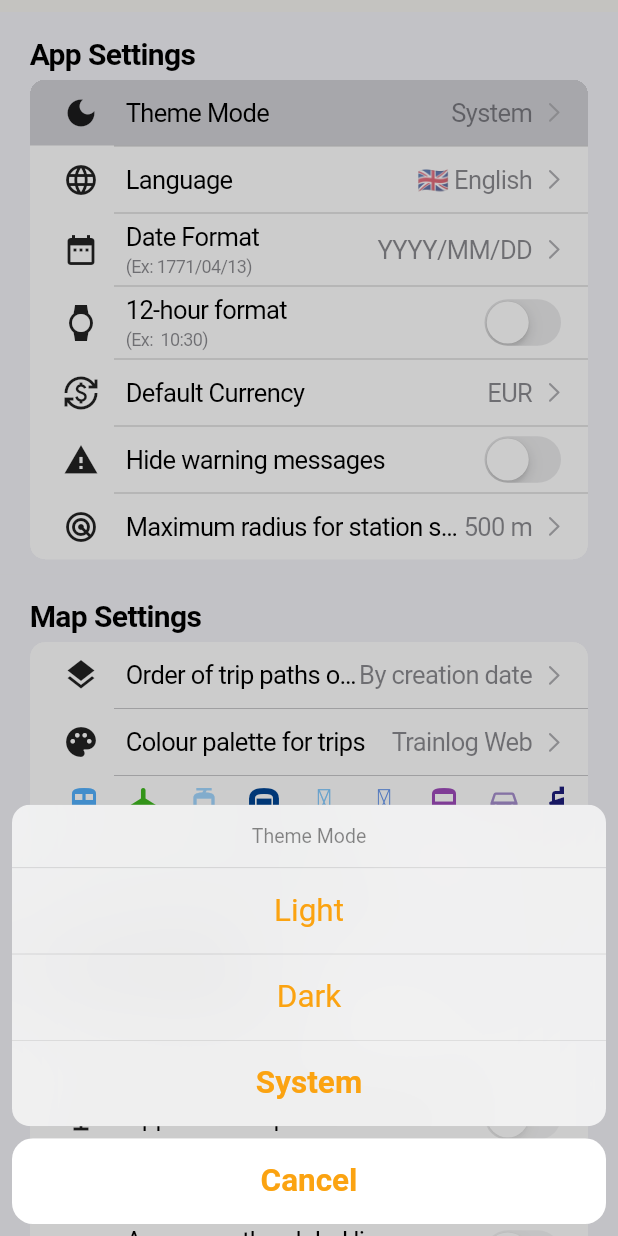
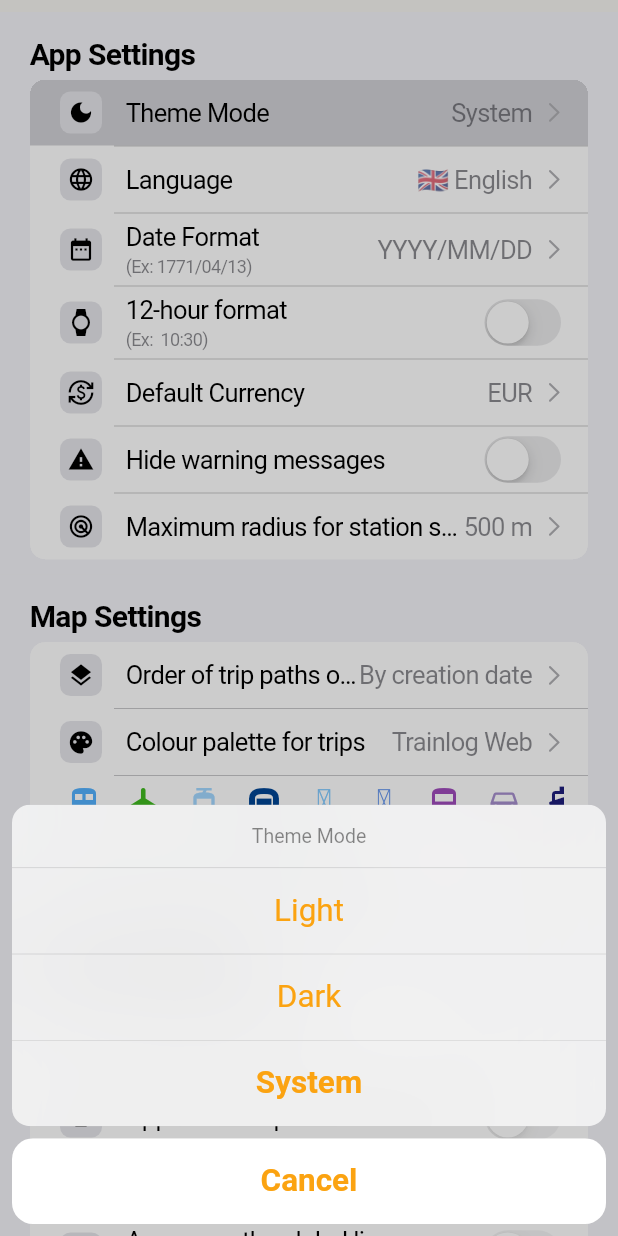
Before and after one commit to simeoncapy/trainlog-app, a Flutter app: the SettingsCupertinoPage widget shown alone on an empty page, opened directly, after a tap on "Theme Mode", on a phone screen of 412 x 824 dp. Run offline on Flutter 3.47's test engine with Material 3 defaults, Android fonts, the phone set to English and light mode, and no system bars; our stand-ins replace cookie_jar, country_picker, csv, diacritic, dio, dio_cookie_manager and 20 more; missing offline and left inert: const_date_time, currency_picker, duration, flutter_inappwebview, geodesy, google_polyline_algorithm and 6 more; accounts and stored records are empty; generated files the repository leaves out were written again; network calls fail; statements that could not run were skipped; project files that could hold a hidden picture were left out.

Commit message:
Fix icon badge color and dropdown overflow in settings
- Replace per-item icon colors with a single adaptive neutral badge:
  light grey (#E5E5EA) in light mode, dark grey (#3A3A3C) in dark mode,
  matching the screenshot. Applied to both Android and iOS.
- On iOS, CupertinoColors.systemGrey5/label resolve automatically.
- Fix RenderFlex overflow on inlineDropdown: pass expanded:true so the
  DropdownButton fills the ListTile title width instead of overflowing.

https://claude.ai/code/session_01PiXjLuAv7kWXpK4iJCvAsv

```diff
--- a/lib/features/settings/settings_blueprint.dart
+++ b/lib/features/settings/settings_blueprint.dart
@@ -1,5 +1,5 @@
 import 'package:flutter/foundation.dart';
-import 'package:flutter/material.dart' show Icons, ThemeMode, MaterialLocalizations, showLicensePage, Colors; // only for ThemeMode type
+import 'package:flutter/material.dart' show Icons, ThemeMode, MaterialLocalizations, showLicensePage; // only for ThemeMode type
 import 'package:flutter/widgets.dart';
 import 'package:trainlog_app/l10n/app_localizations.dart';
 import 'package:trainlog_app/features/trainlog/egg.dart';
@@ -29,14 +29,12 @@ class SettingsSectionSpec {
 
 sealed class SettingsItemSpec {
   final IconData icon;
-  final Color? iconColor;
   final String title;
   final String? subtitle;
   final bool enabled;
 
   const SettingsItemSpec({
     required this.icon,
-    this.iconColor,
     required this.title,
     this.subtitle,
     this.enabled = true,
@@ -49,7 +47,6 @@ class SettingsToggleSpec extends SettingsItemSpec {
 
   const SettingsToggleSpec({
     required super.icon,
-    super.iconColor,
     required super.title,
     super.subtitle,
     super.enabled,
@@ -76,7 +73,6 @@ class SettingsChoiceSpec<T> extends SettingsItemSpec {
 
   const SettingsChoiceSpec({
     required super.icon,
-    super.iconColor,
     required super.title,
     super.subtitle,
     super.enabled,
@@ -94,7 +90,6 @@ class SettingsCurrencySpec extends SettingsItemSpec {
 
   const SettingsCurrencySpec({
     required super.icon,
-    super.iconColor,
     required super.title,
     super.subtitle,
     super.enabled,
@@ -108,7 +103,6 @@ class SettingsButtonActionSpec extends SettingsItemSpec {
 
   const SettingsButtonActionSpec({
     required super.icon,
-    super.iconColor,
     required super.title,
     super.subtitle,
     super.enabled,
@@ -122,7 +116,6 @@ class SettingsVersionSpec extends SettingsItemSpec {
 
   const SettingsVersionSpec({
     required super.icon,
-    super.iconColor,
     required super.title,
     super.subtitle,
     super.enabled,
@@ -137,7 +130,6 @@ class SettingsStringSpec extends SettingsItemSpec {
 
   const SettingsStringSpec({
     required super.icon,
-    super.iconColor,
     required super.title,
     super.subtitle,
     super.enabled,
@@ -257,28 +249,6 @@ List<SettingsSectionSpec> buildSettingsBlueprint({
   final iconResetOnboarding = AdaptiveIcons.refresh;
   final iconLicenses = AdaptiveIcons.license;
 
-  // --- ICON COLORS (Material only; Cupertino ignores them) ---
-  const colorTheme = Color(0xFF7C3AED);       // purple
-  const colorLanguage = Color(0xFFEA580C);    // orange
-  const colorDateFormat = Color(0xFF0891B2);  // cyan
-  const colorHourFormat = Color(0xFF6B7280);  // grey
-  const colorCurrency = Color(0xFF16A34A);    // green
-  const colorHideWarning = Color(0xFFD97706); // amber
-  const colorRadius = Color(0xFF2563EB);      // blue
-  const colorPathOrder = Color(0xFF4F46E5);   // indigo
-  const colorPalette = Color(0xFF0D9488);     // teal
-  const colorUserMarker = Color(0xFF2563EB);  // blue
-  const colorVisibility = Color(0xFF2563EB);  // blue
-  const colorLeaderboard = Color(0xFFEA580C); // orange
-  const colorFriendSearch = Color(0xFF7C3AED); // purple
-  const colorAppearGlobal = Color(0xFF0891B2); // cyan
-  const colorCache = Color(0xFFEA580C);       // orange
-  const colorDeleteAccount = Color(0xFFDC2626); // red
-  const colorVersion = Color(0xFF6B7280);     // grey
-  const colorInstance = Color(0xFF0891B2);    // cyan
-  const colorLicenses = Color(0xFF6B7280);    // grey
-  const colorDebug = Color(0xFFD97706);       // amber
-
   //final cacheLabel = l10n.settingsCache(formatNumber(context, vm.totalCacheSize));
   vm.setVisibilityHelperText(l10n); // Refresh helper text if the language has changed
 
@@ -288,7 +258,6 @@ List<SettingsSectionSpec> buildSettingsBlueprint({
       items: [
         SettingsChoiceSpec<ThemeMode>(
           icon: iconTheme,
-          iconColor: colorTheme,
           title: l10n.settingsThemeMode,
           value: settings.themeMode,
           options: themeOptions,
@@ -300,7 +269,6 @@ List<SettingsSectionSpec> buildSettingsBlueprint({
         ),
         SettingsChoiceSpec<String>(
           icon: iconLanguage,
-          iconColor: colorLanguage,
           title: l10n.settingsLanguage,
           value: settings.locale.languageCode,
           options: languages,
@@ -314,7 +282,6 @@ List<SettingsSectionSpec> buildSettingsBlueprint({
         ),
         SettingsChoiceSpec<String>(
           icon: iconDateFormat,
-          iconColor: colorDateFormat,
           title: l10n.settingsDateFormat,
           subtitle: '(${l10n.settingsExampleShort} ${formatDateTime(context, trevithickBirth, hasTime: false)})',
           value: settings.dateFormat,
@@ -327,7 +294,6 @@ List<SettingsSectionSpec> buildSettingsBlueprint({
         ),
         SettingsToggleSpec(
           icon: iconHourFormat,
-          iconColor: colorHourFormat,
           title: l10n.settingsHourFormat12,
           subtitle: '(${l10n.settingsExampleShort} ${formatDateTime(context, DateTime.now(), timeOnly: true)})',
           value: settings.hourFormat12,
@@ -335,7 +301,6 @@ List<SettingsSectionSpec> buildSettingsBlueprint({
         ),
         SettingsCurrencySpec(
           icon: iconCurrency,
-          iconColor: colorCurrency,
           title: l10n.settingsCurrency,
           currencyCode: settings.currency,
           onPick: () {
@@ -344,14 +309,12 @@ List<SettingsSectionSpec> buildSettingsBlueprint({
         ),
         SettingsToggleSpec(
           icon: iconHideWarning,
-          iconColor: colorHideWarning,
           title: l10n.settingsHideWarningMessage,
           value: settings.hideWarningMessage,
           onChanged: settings.setHideWarningMessage,
         ),
         SettingsChoiceSpec<int>(
           icon: iconRadius,
-          iconColor: colorRadius,
           title: l10n.settingsSprRadius,
           value: settings.sprRadius,
           options: radiusOptions,
@@ -369,7 +332,6 @@ List<SettingsSectionSpec> buildSettingsBlueprint({
       items: [
         SettingsChoiceSpec<PathDisplayOrder>(
           icon: iconPathOrder,
-          iconColor: colorPathOrder,
           title: l10n.settingsMapPathDisplayOrder,
           value: settings.pathDisplayOrder,
           options: orderOptions,
@@ -383,7 +345,6 @@ List<SettingsSectionSpec> buildSettingsBlueprint({
         ),
         SettingsChoiceSpec<MapColorPalette>(
           icon: iconPalette,
-          iconColor: colorPalette,
           title: l10n.settingsMapColorPalette,
           value: settings.mapColorPalette,
           options: paletteOptions,
@@ -400,7 +361,6 @@ List<SettingsSectionSpec> buildSettingsBlueprint({
         ),
         SettingsToggleSpec(
           icon: iconUserMarker,
-          iconColor: colorUserMarker,
           title: l10n.settingsDisplayUserMarker,
           value: settings.mapDisplayUserLocationMarker,
           onChanged: settings.setMapDisplayUserLocationMarker,
@@ -413,7 +373,6 @@ List<SettingsSectionSpec> buildSettingsBlueprint({
       items: [
         SettingsChoiceSpec<int>(
           icon: iconVisibility,
-          iconColor: colorVisibility,
           title: l10n.settingsAccountVisibility,
           //subtitle: vm.accountVisibilityHelperText.isEmpty ? null : vm.accountVisibilityHelperText,
           enabled: vm.accountVisibility != null,
@@ -429,7 +388,6 @@ List<SettingsSectionSpec> buildSettingsBlueprint({
         SettingsTextSpec(title: vm.accountVisibilityHelperText.isEmpty ? "" : vm.accountVisibilityHelperText),
         SettingsToggleSpec(
           icon: iconLeaderboard,
-          iconColor: colorLeaderboard,
           title: l10n.settingsAccountLeaderboard,
           enabled: vm.accountLeaderboard != null,
           value: vm.accountLeaderboard ?? false,
@@ -439,7 +397,6 @@ List<SettingsSectionSpec> buildSettingsBlueprint({
         ),
         SettingsToggleSpec(
           icon: iconFriendSearch,
-          iconColor: colorFriendSearch,
           title: l10n.settingsAccountFriendSearch,
           enabled: vm.accountFriendSearch != null,
           value: vm.accountFriendSearch ?? false,
@@ -449,7 +406,6 @@ List<SettingsSectionSpec> buildSettingsBlueprint({
         ),
         SettingsToggleSpec(
           icon: iconAppearGlobal,
-          iconColor: colorAppearGlobal,
           title: l10n.settingsAccountAppearGlobal,
           subtitle: l10n.settingsAccountAppearGlobalSubtitle,
           enabled: vm.accountAppearGlobal != null,
@@ -466,7 +422,6 @@ List<SettingsSectionSpec> buildSettingsBlueprint({
       items: [
         SettingsButtonActionSpec(
           icon: iconCache,
-          iconColor: colorCache,
           title: vm.cacheSizeLabel(l10n, context),
           enabled: vm.totalCacheSize > 0,
           button: AdaptiveButton.build(
@@ -480,7 +435,6 @@ List<SettingsSectionSpec> buildSettingsBlueprint({
         ),
         SettingsButtonActionSpec(
           icon: iconDelete,
-          iconColor: colorDeleteAccount,
           title: l10n.settingsDeleteAccount,
           button: AdaptiveButton.build(
             context: context,
@@ -498,7 +452,6 @@ List<SettingsSectionSpec> buildSettingsBlueprint({
       items: [
         SettingsStringSpec(
           icon: iconInstance,
-          iconColor: colorInstance,
           title: l10n.settingsInstanceUrl,
           value: trainlog.instanceUrl,
           onTap: () {
@@ -511,7 +464,6 @@ List<SettingsSectionSpec> buildSettingsBlueprint({
         ),
         SettingsVersionSpec(
           icon: iconVersion,
-          iconColor: colorVersion,
           title: l10n.appVersion,
           versionFuture: vm.getVersionString,
           onTap: () {
@@ -526,7 +478,6 @@ List<SettingsSectionSpec> buildSettingsBlueprint({
         ),
         SettingsButtonActionSpec(
           icon: iconLicenses,
-          iconColor: colorLicenses,
           title: l10n.settingsLicenses,
           button: AdaptiveButton.build(
             context: context,
@@ -547,7 +498,6 @@ List<SettingsSectionSpec> buildSettingsBlueprint({
         if (kDebugMode)
           SettingsButtonActionSpec(
             icon: iconResetOnboarding,
-            iconColor: colorDebug,
             title: "Reset Onboarding (debug)",
             button: AdaptiveButton.build(
               context: context,
@@ -562,7 +512,6 @@ List<SettingsSectionSpec> buildSettingsBlueprint({
         if (kDebugMode)
           SettingsButtonActionSpec(
             icon: iconResetOnboarding,
-            iconColor: colorDeleteAccount,
             title: "Throw Test Exception",
             button: AdaptiveButton.build(
               context: context,
--- a/lib/features/settings/settings_cupertino_page.dart
+++ b/lib/features/settings/settings_cupertino_page.dart
@@ -216,13 +216,28 @@ class _SettingsCupertinoPageState extends State<SettingsCupertinoPage> {
     );
   }
 
+  // Neutral rounded-square icon badge, adapts to light/dark via CupertinoColors.
+  Widget _iconSquare(BuildContext context, IconData icon) {
+    final bg = CupertinoColors.systemGrey5.resolveFrom(context);
+    final fg = CupertinoColors.label.resolveFrom(context);
+    return Container(
+      width: 32,
+      height: 32,
+      decoration: BoxDecoration(
+        color: bg,
+        borderRadius: BorderRadius.circular(7),
+      ),
+      child: Icon(icon, color: fg, size: 18),
+    );
+  }
+
   Widget _buildCupertinoItem(SettingsItemSpec item) {
     // --- Toggle ---
     if (item is SettingsToggleSpec) {
       final canChange = item.enabled && item.onChanged != null;
 
       return CupertinoListTile(
-        leading: Icon(item.icon),
+        leading: _iconSquare(context, item.icon),
         title: Text(item.title),
         subtitle: item.subtitle == null ? null : Text(item.subtitle!),
         trailing: CupertinoSwitch(
@@ -250,7 +265,7 @@ class _SettingsCupertinoPageState extends State<SettingsCupertinoPage> {
       }();
 
       return CupertinoListTile(
-        leading: Icon(item.icon),
+        leading: _iconSquare(context, item.icon),
         title: Text(item.title),
         subtitle: item.subtitle == null ? null : Text(item.subtitle!),
         additionalInfo: ConstrainedBox(
@@ -269,7 +284,7 @@ class _SettingsCupertinoPageState extends State<SettingsCupertinoPage> {
     // --- Currency (push iOS currency picker page) ---
     if (item is SettingsCurrencySpec) {
       return CupertinoListTile(
-        leading: Icon(item.icon),
+        leading: _iconSquare(context, item.icon),
         title: Text(item.title),
         additionalInfo: Text(item.currencyCode),
         trailing: const CupertinoListTileChevron(),
@@ -305,7 +320,7 @@ class _SettingsCupertinoPageState extends State<SettingsCupertinoPage> {
     // --- Danger actions ---
     if (item is SettingsButtonActionSpec) {
       return CupertinoListTile(
-        leading: Icon(item.icon),
+        leading: _iconSquare(context, item.icon),
         title: Text(item.title,),
         trailing: item.button,
       );
@@ -319,7 +334,7 @@ class _SettingsCupertinoPageState extends State<SettingsCupertinoPage> {
           final version = snap.data ?? '';
 
           return CupertinoListTile(
-            leading: Icon(item.icon),
+            leading: _iconSquare(context, item.icon),
             title: Text(item.title),
             additionalInfo: Text(version),
             onTap: item.onTap,
@@ -330,7 +345,7 @@ class _SettingsCupertinoPageState extends State<SettingsCupertinoPage> {
 
     if (item is SettingsStringSpec) {
       return CupertinoListTile(
-        leading: Icon(item.icon),
+        leading: _iconSquare(context, item.icon),
         title: Text(item.title),
         additionalInfo: Text(item.value),
         onTap: item.onTap,
```
Also changed, not shown: lib/features/settings/settings_material_page.dart (+27 -25 lines).
